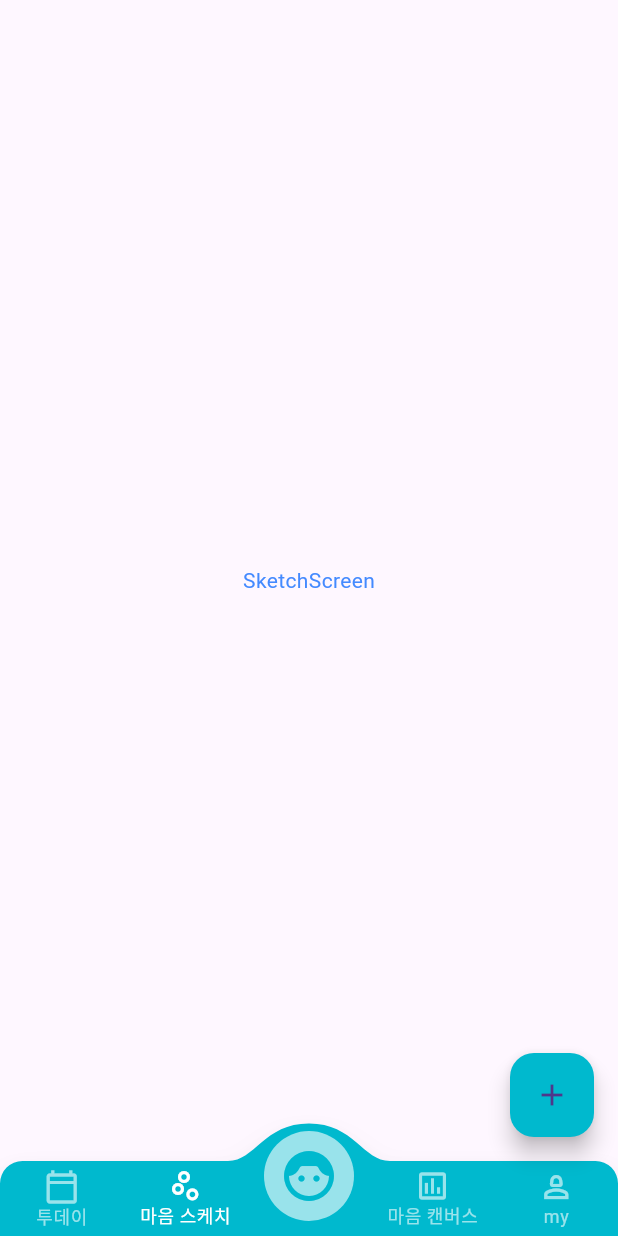
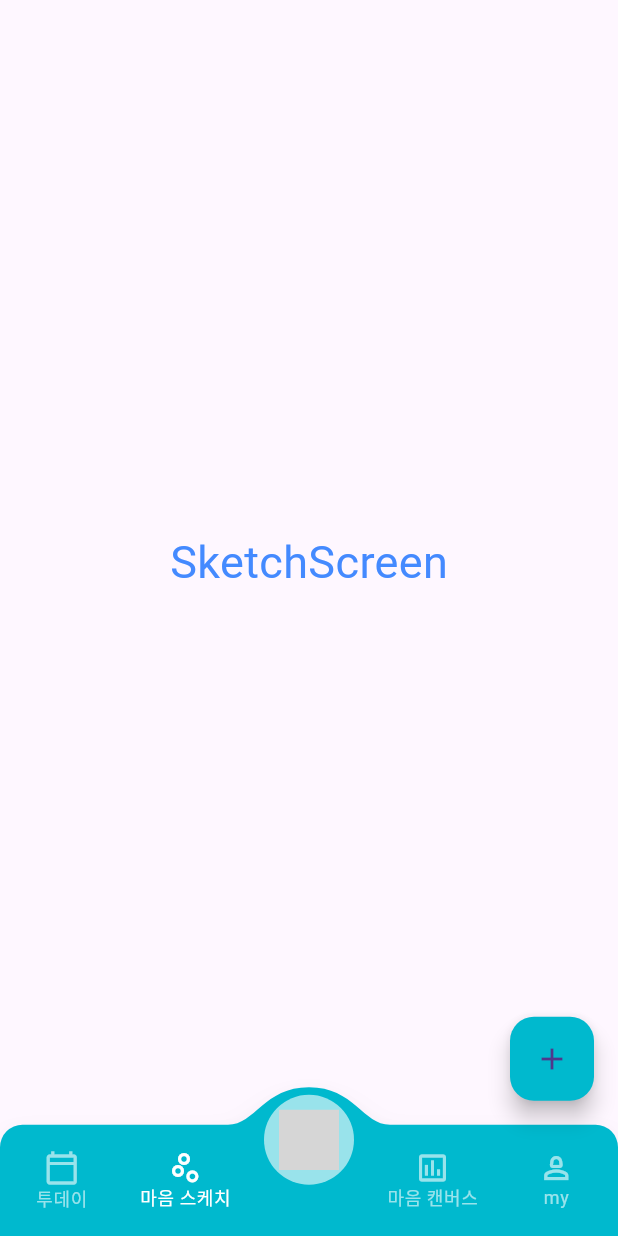
Before and after one commit to hoony00/baseHoon, a Flutter app: the screen it shows after launch, item 2 of the bottom bar chosen, on a phone screen of 412 x 824 dp. Run offline on Flutter 3.47's test engine with Material 3 defaults, Android fonts, the phone set to English and light mode, and no system bars; drawn by our look-alikes of convex_bottom_bar; our stand-ins replace dio, easy_localization, flutter_riverpod, flutter_svg, lottie, velocity_x; missing offline and left inert: keyboard_utils_fork, nav; grey boxes are pictures that could not be loaded.

```diff
--- a/lib/provider/page_index_provider.dart
+++ b/lib/provider/page_index_provider.dart
@@ -2,4 +2,4 @@
 
 import 'package:flutter_riverpod/flutter_riverpod.dart';
 
-final pageIndexProvider = StateProvider<int>((ref) => 0);
+final pageIndexProvider = StateProvider<int>((ref) => 2);
--- a/lib/screen/bottom_navigation/w_convex_bottom.dart
+++ b/lib/screen/bottom_navigation/w_convex_bottom.dart
@@ -1,6 +1,7 @@
 import 'package:convex_bottom_bar/convex_bottom_bar.dart';
 import 'package:flutter/material.dart';
 import 'package:flutter_riverpod/flutter_riverpod.dart';
+import 'package:lottie/lottie.dart';
 import 'package:mindbot/common/common.dart';
 
 import '../../common/constant/app_colors.dart';
@@ -11,45 +12,49 @@ class ConvexBottomNavigation extends ConsumerStatefulWidget {
   const ConvexBottomNavigation({super.key});
 
   @override
-  ConsumerState<ConvexBottomNavigation> createState() => _ConvexBottomNavigationState();
+  ConsumerState<ConvexBottomNavigation> createState() =>
+      _ConvexBottomNavigationState();
 }
 
-class _ConvexBottomNavigationState extends ConsumerState<ConvexBottomNavigation> {
-
+class _ConvexBottomNavigationState
+    extends ConsumerState<ConvexBottomNavigation> {
   @override
   Widget build(BuildContext context) {
-
     final alarmBadge = ref.watch(alarmBadgeProvider);
     final indexProvider = ref.watch(pageIndexProvider);
+
     final height = context.screenHeight;
 
-
-    return /*indexProvider == 2  ?
-    ConvexSingleNavigation() :*/
-
-      StyleProvider(
-        style: ConvexStyleProvider(height: height),
-        child: ConvexAppBar.badge(
+    return ConvexAppBar.badge(
       {
         0: alarmBadge != 0 ? alarmBadge.toString() : null,
       },
-        badgeMargin:  EdgeInsets.only(left: height * 0.028, bottom: height * 0.04),
+      badgeMargin: EdgeInsets.only(left: height * 0.028, bottom: height * 0.04),
       style: TabStyle.fixedCircle,
       backgroundColor: AppColors.primaryColor,
       elevation: 7,
       cornerRadius: 15,
+      height: height * 0.09,
       // height: indexProvider == 2 ? height * 0.056 : height * 0.09,
 
-        items: const [
+      items: [
         TabItem(icon: Icons.calendar_today_outlined, title: '투데이'),
         TabItem(icon: Icons.scatter_plot_outlined, title: '마음 스케치'),
-          TabItem(icon: Icons.face_6),
+
+        // lottie 아이콘 적용
+        TabItem(
+          icon: Lottie.asset('assets/json/lottie/poketmon.json',
+              width: height * 0.03,
+              height: height * 0.04,
+              fit: BoxFit.cover,),
+        ),
         TabItem(icon: Icons.assessment_outlined, title: '마음 캔버스'),
         TabItem(icon: Icons.person_2_outlined, title: 'my'),
       ],
 
-        initialActiveIndex: 0,
       // 초기값
+      initialActiveIndex: indexProvider,
+
       onTap: (int i) {
         if (i == 0) {
           // 선택된 인덱스의 알림벳지 카운트 조절
@@ -62,7 +67,6 @@ class _ConvexBottomNavigationState extends ConsumerState<ConvexBottomNavigation>
         // 화면 이동
         ref.read(pageIndexProvider.notifier).state = i;
       },
-            ),
     );
   }
 }
@@ -83,29 +87,7 @@ class ConvexStyleProvider extends StyleHook {
 
   @override
   TextStyle textStyle(Color color, String? fontFamily) {
-    return TextStyle(color: color, fontSize: height * 0.016, fontFamily: fontFamily);
+    return TextStyle(
+        color: color, fontSize: height * 0.016, fontFamily: fontFamily);
   }
-
-
 }
-
-/*class ConvexSingleNavigation extends ConsumerStatefulWidget {
-  const ConvexSingleNavigation({super.key});
-
-  @override
-  ConsumerState<ConvexSingleNavigation> createState() => _ConvexSingleNavigationState();
-}
-
-class _ConvexSingleNavigationState extends ConsumerState<ConvexSingleNavigation> {
-  @override
-  Widget build(BuildContext context) {
-    return ConvexButton.fab(
-      backgroundColor: AppColors.primaryColor,
-      icon: Icons.star,
-      color: Colors.white,
-      onTap: () {
-        ref.read(pageIndexProvider.notifier).state = 1;
-      },
-    );
-  }
-}*/
--- a/lib/screen/canvers/s_canpers.dart
+++ b/lib/screen/canvers/s_canpers.dart
@@ -12,6 +12,6 @@ class _CanversScreenState extends State<CanversScreen> {
 
   @override
   Widget build(BuildContext context) {
-    return const Text('CanversScreen');
+    return Center(child: const Text('CanversScreen', style: TextStyle(color: Colors.blueAccent, fontSize: 30),));
   }
 }
--- a/lib/screen/my/s_my.dart
+++ b/lib/screen/my/s_my.dart
@@ -10,6 +10,6 @@ class MyScreen extends StatefulWidget {
 class _MyScreenState extends State<MyScreen> {
   @override
   Widget build(BuildContext context) {
-    return const Text('MyScreen');
+    return Center(child: const Text('MyScreen', style: TextStyle(color: Colors.blueAccent, fontSize: 30),));
   }
 }
--- a/lib/screen/sketch/s_sketch.dart
+++ b/lib/screen/sketch/s_sketch.dart
@@ -11,6 +11,6 @@ class _SketchScreenState extends State<SketchScreen> {
   @override
   Widget build(BuildContext context) {
 
-    return Center(child: const Text('SketchScreen', style: TextStyle(color: Colors.blueAccent),));
+    return Center(child: const Text('SketchScreen', style: TextStyle(color: Colors.blueAccent, fontSize: 30),));
   }
 }
--- a/lib/screen/today/s_today.dart
+++ b/lib/screen/today/s_today.dart
@@ -10,6 +10,6 @@ class TodayScreen extends StatefulWidget {
 class _TodayScreenState extends State<TodayScreen> {
   @override
   Widget build(BuildContext context) {
-    return const Text('TodaySddcreen');
+    return Center(child: const Text('TodayScreen', style: TextStyle(color: Colors.blueAccent, fontSize: 30),));
   }
 }
--- a/pubspec.yaml
+++ b/pubspec.yaml
@@ -62,6 +62,9 @@ dependencies:
   #ui - util
   keyboard_utils_fork:
 
+  #ui - animation
+  lottie: ^3.1.0
+
 
   #network
   dio: ^5.0.0
@@ -99,6 +102,7 @@ flutter:
   uses-material-design: true
   assets:
     - assets/json/
+    - assets/json/lottie/
     - assets/image/
     - assets/image/icon/
     - assets/image/flag/
```
Also changed, not shown: lib/screen/my_mind/s_my_mind.dart (+9 -16 lines), pubspec.lock. Lines whose indentation alone changed are shown as unchanged.
